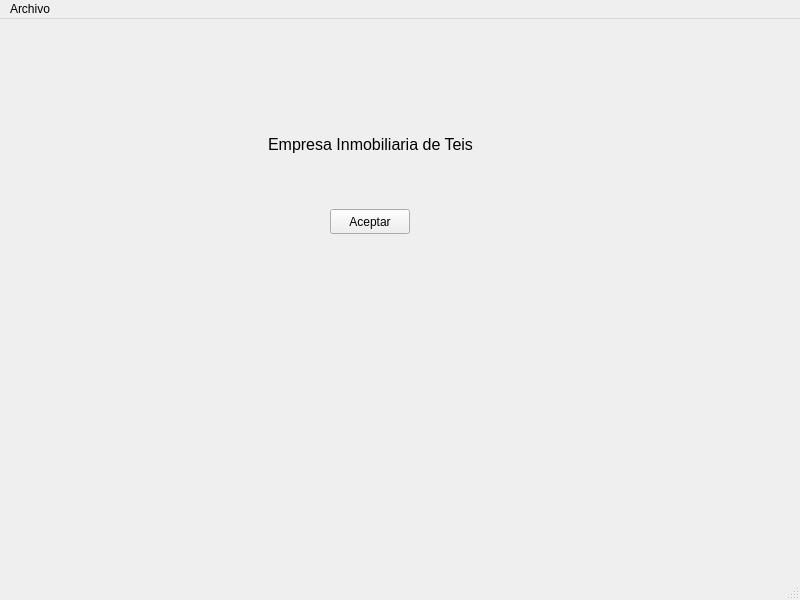
Qt form venPrincipal.ui (BuaTeijeiro/ProyectoDI) before a commit.
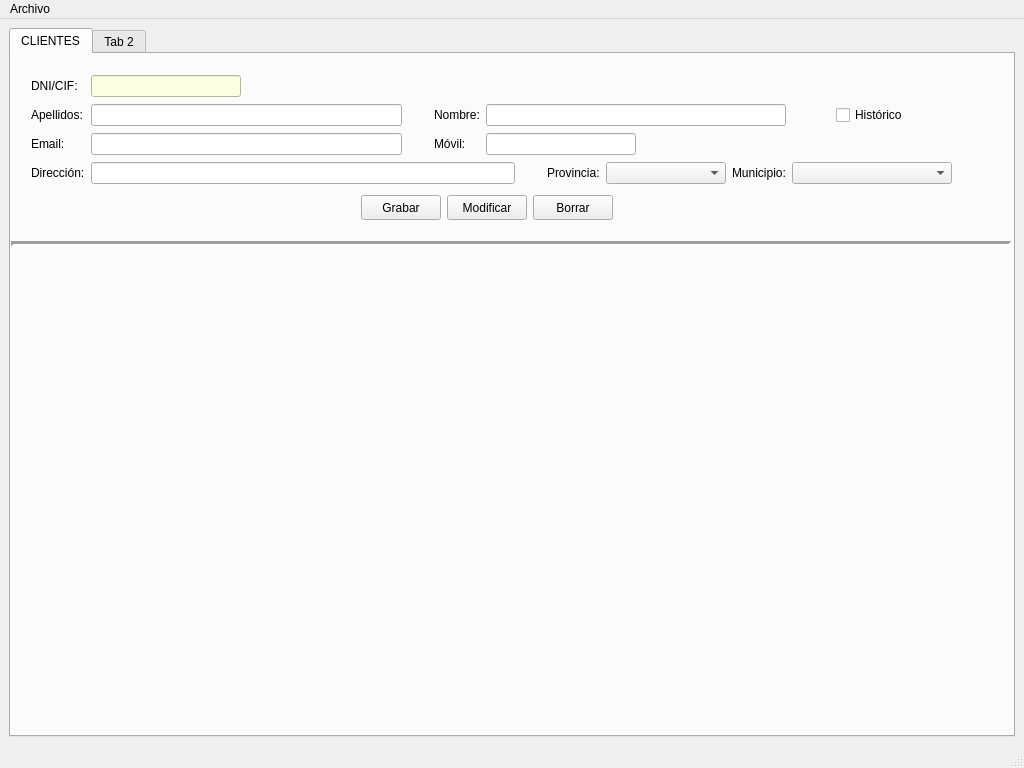
The same form after that commit.

```diff
--- a/venPrincipal.ui
+++ b/venPrincipal.ui
@@ -6,67 +6,382 @@
    <rect>
     <x>0</x>
     <y>0</y>
-    <width>800</width>
-    <height>600</height>
+    <width>1024</width>
+    <height>768</height>
    </rect>
   </property>
   <property name="windowTitle">
    <string>InmoTeis</string>
   </property>
   <widget class="QWidget" name="centralwidget">
-   <widget class="QPushButton" name="pushButton">
-    <property name="geometry">
-     <rect>
-      <x>330</x>
-      <y>190</y>
-      <width>80</width>
-      <height>25</height>
-     </rect>
-    </property>
-    <property name="minimumSize">
-     <size>
-      <width>80</width>
-      <height>25</height>
-     </size>
-    </property>
-    <property name="maximumSize">
-     <size>
-      <width>80</width>
-      <height>25</height>
-     </size>
-    </property>
-    <property name="text">
-     <string>Aceptar</string>
-    </property>
-   </widget>
-   <widget class="QLabel" name="lblTitulo">
-    <property name="geometry">
-     <rect>
-      <x>240</x>
-      <y>70</y>
-      <width>261</width>
-      <height>111</height>
-     </rect>
-    </property>
-    <property name="font">
-     <font>
-      <pointsize>12</pointsize>
-     </font>
-    </property>
-    <property name="text">
-     <string>Empresa Inmobiliaria de Teis</string>
-    </property>
-    <property name="alignment">
-     <set>Qt::AlignCenter</set>
-    </property>
-   </widget>
+   <layout class="QHBoxLayout" name="horizontalLayout_2">
+    <item>
+     <widget class="QTabWidget" name="panPrincipal">
+      <property name="sizePolicy">
+       <sizepolicy hsizetype="Preferred" vsizetype="Preferred">
+        <horstretch>0</horstretch>
+        <verstretch>0</verstretch>
+       </sizepolicy>
+      </property>
+      <property name="layoutDirection">
+       <enum>Qt::LeftToRight</enum>
+      </property>
+      <property name="currentIndex">
+       <number>0</number>
+      </property>
+      <widget class="QWidget" name="tabClientes">
+       <attribute name="title">
+        <string>CLIENTES</string>
+       </attribute>
+       <widget class="Line" name="line">
+        <property name="geometry">
+         <rect>
+          <x>0</x>
+          <y>170</y>
+          <width>1000</width>
+          <height>40</height>
+         </rect>
+        </property>
+        <property name="lineWidth">
+         <number>3</number>
+        </property>
+        <property name="orientation">
+         <enum>Qt::Horizontal</enum>
+        </property>
+       </widget>
+       <widget class="QWidget" name="">
+        <property name="geometry">
+         <rect>
+          <x>20</x>
+          <y>20</y>
+          <width>921</width>
+          <height>111</height>
+         </rect>
+        </property>
+        <layout class="QGridLayout" name="gridLayout">
+         <item row="0" column="0">
+          <widget class="QLabel" name="lblDnicli">
+           <property name="text">
+            <string>DNI/CIF:</string>
+           </property>
+          </widget>
+         </item>
+         <item row="0" column="1">
+          <widget class="QLineEdit" name="txtDnicli">
+           <property name="minimumSize">
+            <size>
+             <width>120</width>
+             <height>0</height>
+            </size>
+           </property>
+           <property name="maximumSize">
+            <size>
+             <width>150</width>
+             <height>16777215</height>
+            </size>
+           </property>
+           <property name="styleSheet">
+            <string notr="true">background-color:rgb(252, 255, 225)</string>
+           </property>
+          </widget>
+         </item>
+         <item row="1" column="0">
+          <widget class="QLabel" name="lblApelcli">
+           <property name="text">
+            <string>Apellidos:</string>
+           </property>
+          </widget>
+         </item>
+         <item row="1" column="1">
+          <widget class="QLineEdit" name="txtApelcli">
+           <property name="minimumSize">
+            <size>
+             <width>300</width>
+             <height>0</height>
+            </size>
+           </property>
+          </widget>
+         </item>
+         <item row="3" column="5">
+          <spacer name="horizontalSpacer_3">
+           <property name="orientation">
+            <enum>Qt::Horizontal</enum>
+           </property>
+           <property name="sizeType">
+            <enum>QSizePolicy::Fixed</enum>
+           </property>
+           <property name="sizeHint" stdset="0">
+            <size>
+             <width>20</width>
+             <height>20</height>
+            </size>
+           </property>
+          </spacer>
+         </item>
+         <item row="1" column="9" alignment="Qt::AlignHCenter">
+          <widget class="QCheckBox" name="checkBox">
+           <property name="text">
+            <string>Histórico</string>
+           </property>
+           <property name="checked">
+            <bool>false</bool>
+           </property>
+           <property name="autoRepeat">
+            <bool>false</bool>
+           </property>
+          </widget>
+         </item>
+         <item row="3" column="8">
+          <widget class="QLabel" name="lblMunicli">
+           <property name="text">
+            <string>Municipio:</string>
+           </property>
+          </widget>
+         </item>
+         <item row="1" column="3">
+          <widget class="QLabel" name="lblNomcli">
+           <property name="text">
+            <string>Nombre:</string>
+           </property>
+          </widget>
+         </item>
+         <item row="3" column="7">
+          <widget class="QComboBox" name="cmbProvcli">
+           <property name="minimumSize">
+            <size>
+             <width>120</width>
+             <height>0</height>
+            </size>
+           </property>
+          </widget>
+         </item>
+         <item row="1" column="4" colspan="5">
+          <widget class="QLineEdit" name="txtNomcli">
+           <property name="minimumSize">
+            <size>
+             <width>300</width>
+             <height>0</height>
+            </size>
+           </property>
+           <property name="text">
+            <string/>
+           </property>
+          </widget>
+         </item>
+         <item row="2" column="1">
+          <widget class="QLineEdit" name="txtEmailcli">
+           <property name="minimumSize">
+            <size>
+             <width>300</width>
+             <height>0</height>
+            </size>
+           </property>
+           <property name="text">
+            <string/>
+           </property>
+          </widget>
+         </item>
+         <item row="3" column="0">
+          <widget class="QLabel" name="lblDircli">
+           <property name="text">
+            <string>Dirección:</string>
+           </property>
+          </widget>
+         </item>
+         <item row="3" column="9">
+          <widget class="QComboBox" name="cmbMunicli">
+           <property name="minimumSize">
+            <size>
+             <width>160</width>
+             <height>0</height>
+            </size>
+           </property>
+          </widget>
+         </item>
+         <item row="2" column="4" colspan="4">
+          <widget class="QLineEdit" name="txtMovilcli">
+           <property name="minimumSize">
+            <size>
+             <width>90</width>
+             <height>0</height>
+            </size>
+           </property>
+           <property name="maximumSize">
+            <size>
+             <width>150</width>
+             <height>16777215</height>
+            </size>
+           </property>
+          </widget>
+         </item>
+         <item row="2" column="0">
+          <widget class="QLabel" name="lblEmailcli">
+           <property name="text">
+            <string>Email:</string>
+           </property>
+          </widget>
+         </item>
+         <item row="2" column="3">
+          <widget class="QLabel" name="lblMovilcli">
+           <property name="text">
+            <string>Móvil:</string>
+           </property>
+          </widget>
+         </item>
+         <item row="3" column="1" colspan="4">
+          <widget class="QLineEdit" name="txtDircli">
+           <property name="minimumSize">
+            <size>
+             <width>400</width>
+             <height>0</height>
+            </size>
+           </property>
+          </widget>
+         </item>
+         <item row="3" column="6">
+          <widget class="QLabel" name="lblProvcli">
+           <property name="text">
+            <string>Provincia:</string>
+           </property>
+          </widget>
+         </item>
+         <item row="1" column="2">
+          <spacer name="horizontalSpacer_5">
+           <property name="orientation">
+            <enum>Qt::Horizontal</enum>
+           </property>
+           <property name="sizeType">
+            <enum>QSizePolicy::Fixed</enum>
+           </property>
+           <property name="sizeHint" stdset="0">
+            <size>
+             <width>20</width>
+             <height>20</height>
+            </size>
+           </property>
+          </spacer>
+         </item>
+         <item row="2" column="2">
+          <spacer name="horizontalSpacer_4">
+           <property name="orientation">
+            <enum>Qt::Horizontal</enum>
+           </property>
+           <property name="sizeType">
+            <enum>QSizePolicy::Fixed</enum>
+           </property>
+           <property name="sizeHint" stdset="0">
+            <size>
+             <width>20</width>
+             <height>20</height>
+            </size>
+           </property>
+          </spacer>
+         </item>
+        </layout>
+       </widget>
+       <widget class="QWidget" name="">
+        <property name="geometry">
+         <rect>
+          <x>350</x>
+          <y>140</y>
+          <width>254</width>
+          <height>27</height>
+         </rect>
+        </property>
+        <layout class="QHBoxLayout" name="horizontalLayout">
+         <item>
+          <widget class="QPushButton" name="btnGrabarcli">
+           <property name="minimumSize">
+            <size>
+             <width>80</width>
+             <height>25</height>
+            </size>
+           </property>
+           <property name="maximumSize">
+            <size>
+             <width>80</width>
+             <height>25</height>
+            </size>
+           </property>
+           <property name="text">
+            <string>Grabar</string>
+           </property>
+          </widget>
+         </item>
+         <item>
+          <widget class="QPushButton" name="btnModifcli">
+           <property name="minimumSize">
+            <size>
+             <width>80</width>
+             <height>25</height>
+            </size>
+           </property>
+           <property name="maximumSize">
+            <size>
+             <width>80</width>
+             <height>25</height>
+            </size>
+           </property>
+           <property name="text">
+            <string>Modificar</string>
+           </property>
+          </widget>
+         </item>
+         <item>
+          <widget class="QPushButton" name="btnDelcli">
+           <property name="minimumSize">
+            <size>
+             <width>80</width>
+             <height>25</height>
+            </size>
+           </property>
+           <property name="maximumSize">
+            <size>
+             <width>80</width>
+             <height>25</height>
+            </size>
+           </property>
+           <property name="text">
+            <string>Borrar</string>
+           </property>
+          </widget>
+         </item>
+        </layout>
+       </widget>
+      </widget>
+      <widget class="QWidget" name="tabConstruccion">
+       <attribute name="title">
+        <string>Tab 2</string>
+       </attribute>
+       <widget class="QLabel" name="label">
+        <property name="geometry">
+         <rect>
+          <x>290</x>
+          <y>130</y>
+          <width>411</width>
+          <height>291</height>
+         </rect>
+        </property>
+        <property name="font">
+         <font>
+          <pointsize>20</pointsize>
+         </font>
+        </property>
+        <property name="text">
+         <string>PANEL EN CONSTRUCCIÓN</string>
+        </property>
+       </widget>
+      </widget>
+     </widget>
+    </item>
+   </layout>
   </widget>
   <widget class="QMenuBar" name="menubar">
    <property name="geometry">
     <rect>
      <x>0</x>
      <y>0</y>
-     <width>800</width>
+     <width>1024</width>
      <height>21</height>
     </rect>
    </property>
```
